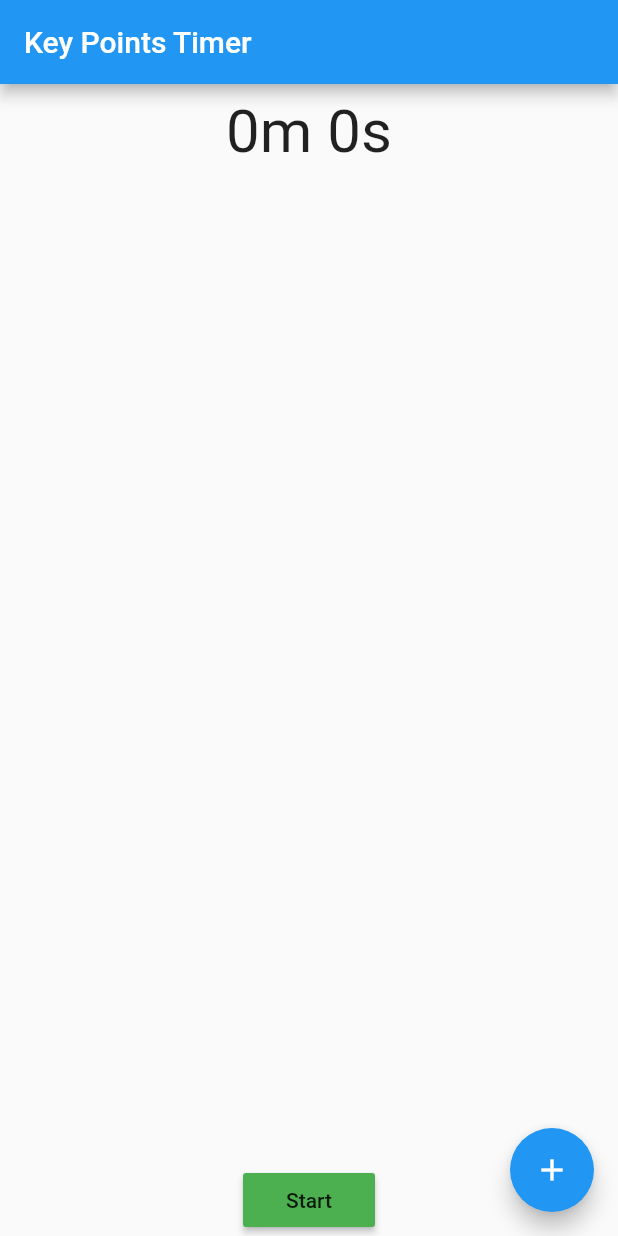
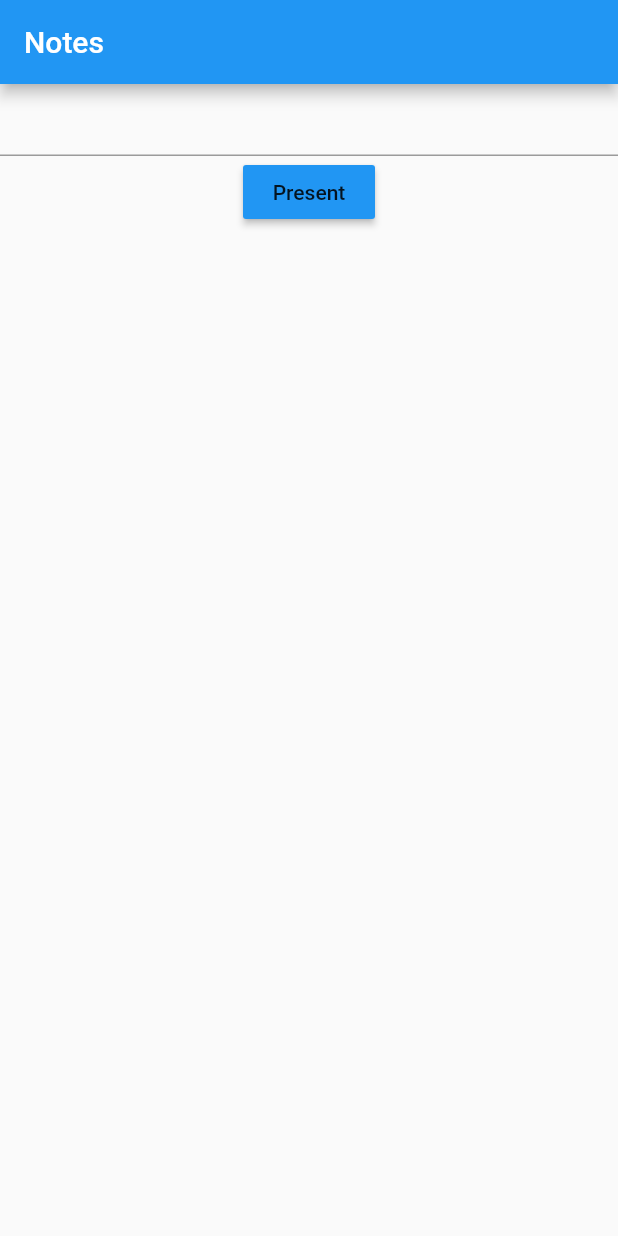
Before and after one commit to bra1nDump/keyPointsTimer, a Flutter app: the screen it shows after launch, on a phone screen of 412 x 824 dp. Run offline on Flutter 3.47's test engine with Material 2 defaults, Android fonts, the phone set to English and light mode, and no system bars.

Commit message:
^ Problem > Solution V Drawbacks
^ Too many interactions on one screen:
  (add/delete point, change time allocated for point
  , start/stop/reset timer)
> Split into two screens: note taking, presenting
V
  * Not explaining that each line in the notes will become a point
  * More screens
  * If you go back to notes, time allocation between points gets lost

^ Hidden features (ex: reorderable points discoverable by long press)
> Basic text editing during note taking already addresses reordering

^ Timer too far from timer controls (top to bottom layout):
  timer | presentation points (80% height) | [ start button, stop button ]
> Controls moved to the top, now using icons instead of text

```diff
--- a/lib/main.dart
+++ b/lib/main.dart
@@ -3,36 +3,104 @@ import 'dart:ui' as prefix0;
 import 'package:flutter/material.dart';
 import 'dart:math';
 
+import 'package:flutter/widgets.dart';
+
 void main() => runApp(App());
 
-class App extends StatefulWidget {
-  @override
-  AppState createState() => AppState();
+class App extends StatelessWidget {
+  Widget build(BuildContext context) {
+    return MaterialApp(
+      initialRoute: NotesScreen.name,
+      onGenerateRoute: (settings) {
+        if (settings.name == NotesScreen.name) {
+            return MaterialPageRoute(
+              builder: (context) => NotesScreen()
+            );
+        } else if (settings.name == PresentationPage.routeName) {
+            String notes = settings.arguments;
+            var notEmptyLines = notes
+                .split("\n")
+                .where((line) => line.replaceAll(' ', '').isNotEmpty);
+            var presentation = notEmptyLines
+                .map((point) => Point(point, 10))
+                .toList();
+            return MaterialPageRoute(
+              builder: (context) => PresentationPage(presentation)
+            );
+        }
+        return null;
+      },
+    );
+  }
 }
 
-class KeyPoint {
+class Point {
   String text = '';
   int seconds = 10;
 
-  KeyPoint(this.text, this.seconds);
+  Point(this.text, this.seconds);
 
-  factory KeyPoint.empty() => KeyPoint('', 10);
+  factory Point.empty() => Point('', 10);
 }
 
-enum KeyPointsState { adding, ready, presenting, stopped }
+class NotesScreen extends StatefulWidget {
+  static const name = 'notes';
+  NotesScreenState createState() => NotesScreenState();
+}
 
-class AppState extends State<App> with TickerProviderStateMixin {
-  List<KeyPoint> _keyPoints = [];
-  KeyPoint _newKeyPoint;
-  KeyPointsState _state = KeyPointsState.ready;
+class NotesScreenState extends State<NotesScreen> {
+  String notes;
+
+  Widget build(BuildContext context) {
+    return Scaffold(
+      appBar: AppBar(
+        title: Text('Notes')
+      ),
+      body: SingleChildScrollView(
+        child: Column(
+          children: <Widget>[
+            TextField(
+              onChanged: (value) => setState(() => notes = value),
+              maxLines: null,
+            ),
+            MaterialButton(
+              onPressed: () {
+                Navigator.pushNamed(
+                    context,
+                    PresentationPage.routeName,
+                    arguments: notes
+                );
+              },
+              color: Colors.blue,
+              child: Text('Present'),
+            )
+          ],
+        )
+      )
+    );
+  }
+}
+
+enum PresentationState { ready, presenting, stopped }
+
+class PresentationPage extends StatefulWidget {
+  static const routeName = 'presentation';
+  final List<Point> _keyPoints;
+
+  PresentationPage(this._keyPoints);
+  PresentationPageState createState() => PresentationPageState();
+}
+
+class PresentationPageState extends State<PresentationPage> with TickerProviderStateMixin {
+  List<Point> _keyPoints;
+  PresentationState _state = PresentationState.ready;
 
   AnimationController _controller;
-
-  static const unitHeight = 60;
 
   @override
   void initState() {
     super.initState();
+    _keyPoints = widget._keyPoints;
     _controller = AnimationController(vsync: this);
   }
 
@@ -57,25 +125,109 @@ class AppState extends State<App> with TickerProviderStateMixin {
       _controller.addStatusListener((AnimationStatus status) {
         if (status == AnimationStatus.completed)
           setState(() {
-            _state = KeyPointsState.stopped;
+            _state = PresentationState.stopped;
           });
       });
       _controller.forward();
-      _state = KeyPointsState.presenting;
+      _state = PresentationState.presenting;
     });
   }
 
   int durationOfFirst(int index) =>
       _keyPoints.take(index).fold(0, (acc, keyPoint) => acc + keyPoint.seconds);
 
-  Widget keyPointBuild(int index, KeyPoint keyPoint) {
+  Widget build(BuildContext context) {
+    return Scaffold(
+      appBar: AppBar(
+        title: Text('Presentation'),
+      ),
+      body: buildBody(),
+    );
+  }
+
+  Widget buildBody() {
+    return Column(
+        children: <Widget>[
+          headerBuild(),
+          Expanded(
+            child: ListView(
+              shrinkWrap: true,
+              children: keyPoints().toList(),
+            ),
+          ),
+        ]
+    );
+  }
+
+  Widget headerBuild() {
+    return Row(
+      children: <Widget>[
+        Spacer(),
+        AnimatedBuilder(
+            animation: _controller,
+            builder: (BuildContext context, Widget child) {
+              var duration = Duration(seconds: durationOfFirst(_keyPoints.length));
+              var elapsed = Duration(seconds: _controller.value.floor());
+              var remaining = duration - elapsed;
+              return Padding(
+                padding: const EdgeInsets.all(8.0),
+                child: Text(
+                  '${remaining.inMinutes % 60}m ${remaining.inSeconds % 60}s',
+                  style: TextStyle(
+                      fontSize: 40
+                  ),
+                ),
+              );
+            }
+        ),
+        Expanded(
+          child: Row(
+            children: <Widget>[
+              IconButton(
+                icon: Icon(Icons.refresh),
+                iconSize: 30,
+                color: Colors.grey,
+                onPressed: () =>
+                    setState(() {
+                      _controller.reset();
+                      _state = PresentationState.ready;
+                    }),
+              ),
+              if (
+              _state == PresentationState.ready
+                  || _state == PresentationState.stopped)
+                IconButton(
+                    color: Colors.green,
+                    iconSize: 50,
+                    icon: Icon(Icons.play_circle_outline),
+                    onPressed: startPresentation
+                ),
+              if (_state == PresentationState.presenting)
+                IconButton(
+                  color: Colors.red,
+                  iconSize: 50,
+                  icon: Icon(Icons.pause_circle_outline),
+                  onPressed: () => setState(() {
+                    _state = PresentationState.stopped;
+                    _controller.stop();
+                  }),
+                ),
+            ],
+          )
+        ),
+      ],
+    );
+  }
+
+  Widget keyPointBuild(int index, Point keyPoint) {
+    const unitHeight = 60;
+
     var actionMenu =
         Row(
           children: <Widget>[
-            MaterialButton(
+            OutlineButton(
                 color: Colors.grey,
                 onPressed: () {
-                  if (_state != KeyPointsState.adding) {
                   setState(() {
                     var point = _keyPoints[index];
                     if (point.seconds > 10) {
@@ -83,32 +235,20 @@ class AppState extends State<App> with TickerProviderStateMixin {
                       resetAnimationController();
                     }
                   });
-                  }
                 },
                 child: Text('-10s')
             ),
             Padding(padding: EdgeInsets.all(8)),
-            MaterialButton(
+            OutlineButton(
                 color: Colors.grey,
                 onPressed: () {
-                  if (_state != KeyPointsState.adding) {
                   setState(() {
                     _keyPoints[index].seconds = _keyPoints[index].seconds + 10;
                     resetAnimationController();
                   });
-                  }
                 },
                 child: Text('+10s')
             ),
-            Padding(padding: EdgeInsets.all(8)),
-            IconButton(
-                onPressed: () {
-                  setState(() {
-                    _keyPoints.removeAt(index);
-                  });
-                },
-                icon: Icon(Icons.delete)
-            )
           ],
         );
 
@@ -122,7 +262,7 @@ class AppState extends State<App> with TickerProviderStateMixin {
             crossAxisAlignment: CrossAxisAlignment.start,
             children: <Widget>[
               Expanded(child: Text(keyPoint.text)),
-              if (_state == KeyPointsState.ready)
+              if (_state == PresentationState.ready)
                 actionMenu,
             ],
           ),
@@ -146,133 +286,13 @@ class AppState extends State<App> with TickerProviderStateMixin {
   Iterable<Widget> keyPoints() sync* {
     for (var index in Iterable.generate(_keyPoints.length)) {
       var keyPoint = _keyPoints[index];
-      yield GestureDetector(
+      yield Card(
         key: Key(index.toString()),
-        onTap: () => setState(() {
-          if (_state != KeyPointsState.adding) {
-            _keyPoints[index].seconds = _keyPoints[index].seconds + 10;
-            resetAnimationController();
-          }
-        }),
-        child: Card(
         margin: EdgeInsets.all(5),
         clipBehavior: Clip.hardEdge,
         child: keyPointBuild(index, keyPoint),
-        ),
       );
     }
   }
 
-  void saveNewKeyPoint() {
-    setState(() {
-      _keyPoints.add(_newKeyPoint);
-      _newKeyPoint = null;
-      _state = KeyPointsState.ready;
-      resetAnimationController();
-    });
 }
-
-  @override
-  Widget build(BuildContext context) {
-    return MaterialApp(
-      title: 'Keypoint Timer',
-      theme: ThemeData(
-        primarySwatch: Colors.blue,
-      ),
-      home: Scaffold(
-          appBar: AppBar(
-              title: Text(
-                'Key Points Timer',
-                style: TextStyle(),
-              )
-          ),
-          floatingActionButton: _state != KeyPointsState.ready
-              ? null
-              : FloatingActionButton(
-                  backgroundColor: Colors.blue,
-                  onPressed: () {
-                    setState(() {
-                      _newKeyPoint = KeyPoint.empty();
-                      _state = KeyPointsState.adding;
-                    });
-                  },
-                  child: Icon(Icons.add),
-                ),
-          body: Column(children: <Widget>[
-              AnimatedBuilder(
-                animation: _controller,
-                builder: (BuildContext context, Widget child) {
-                  var duration = Duration(seconds: durationOfFirst(_keyPoints.length));
-                  var elapsed = Duration(seconds: _controller.value.floor());
-                  var remaining = duration - elapsed;
-                  return Padding(
-                    padding: const EdgeInsets.all(8.0),
-                    child: Text(
-                      '${remaining.inMinutes % 60}m ${remaining.inSeconds % 60}s',
-                      style: TextStyle(
-                        fontSize: 40
-                      ),
-                    ),
-                  );
-                }
-              ),
-              Expanded(
-                child: ReorderableListView(
-                    onReorder: (oldIndex, newIndex) {
-                      setState(() {
-                        _keyPoints.insert(newIndex, _keyPoints[oldIndex]);
-                        _keyPoints.removeAt(oldIndex);
-                      });
-                    },
-                    children: keyPoints().toList()),
-              ),
-              if (_state == KeyPointsState.adding)
-                TextFormField(
-                  key: Key(_keyPoints.length.toString()),
-                  initialValue: _newKeyPoint.text,
-                  onChanged: (newValue) =>
-                      setState(() => _newKeyPoint.text = newValue),
-                  onEditingComplete: saveNewKeyPoint,
-                  autofocus: true,
-                ),
-              if (_state == KeyPointsState.ready)
-                MaterialButton(
-                  color: Colors.green,
-                  child: Text('Start'),
-                  onPressed: startPresentation
-                ),
-              if (_state == KeyPointsState.presenting)
-                MaterialButton(
-                  color: Colors.red,
-                  child: Text('Stop'),
-                  onPressed: () => setState(() {
-                    _state = KeyPointsState.stopped;
-                    _controller.stop();
-                  }),
-                ),
-              if (_state == KeyPointsState.stopped)
-                Row(
-                  mainAxisAlignment: MainAxisAlignment.center,
-                  children: <Widget>[
-                    MaterialButton(
-                        color: Colors.green,
-                        child: Text('Start'),
-                        onPressed: startPresentation
-                    ),
-                    Padding(padding: EdgeInsets.all(10)),
-                    MaterialButton(
-                        color: Colors.red,
-                        child: Text('Reset'),
-                        onPressed: () =>
-                            setState(() {
-                              _controller.reset();
-                              _state = KeyPointsState.ready;
-                            })
-                    )
-                  ]
-                ),
-            ]),
-          ),
-    );
-  }
-}
--- a/pubspec.yaml
+++ b/pubspec.yaml
@@ -14,7 +14,7 @@ description: A new Flutter application.
 version: 1.0.0+1
 
 environment:
-  sdk: ">=2.2.2 <3.0.0"
+  sdk: ">=2.7.0 <3.0.0"
 
 dependencies:
   flutter:
```
Also changed, not shown: pubspec.lock, 1 other file. Lines whose indentation alone changed are shown as unchanged.
